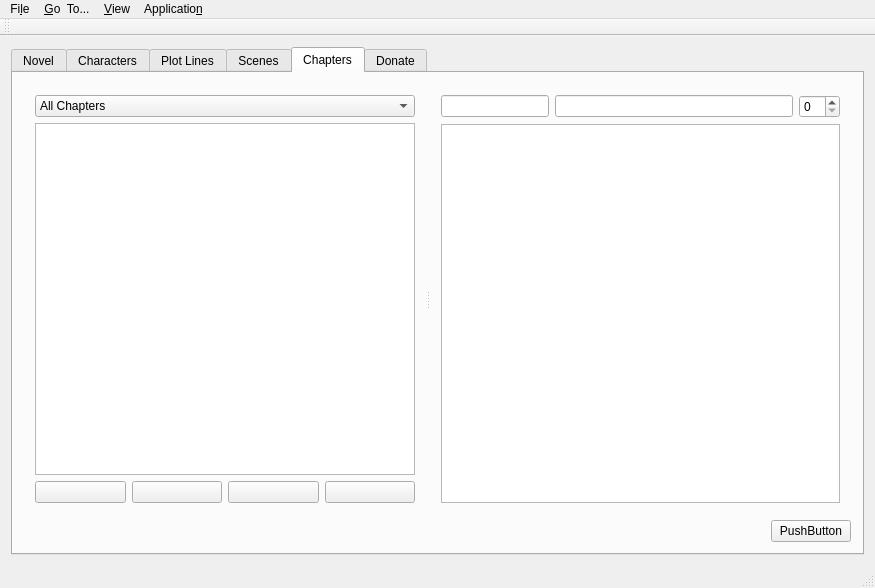
Qt form src/app/mainwindow.ui (src-r-r/plotline) before a commit.
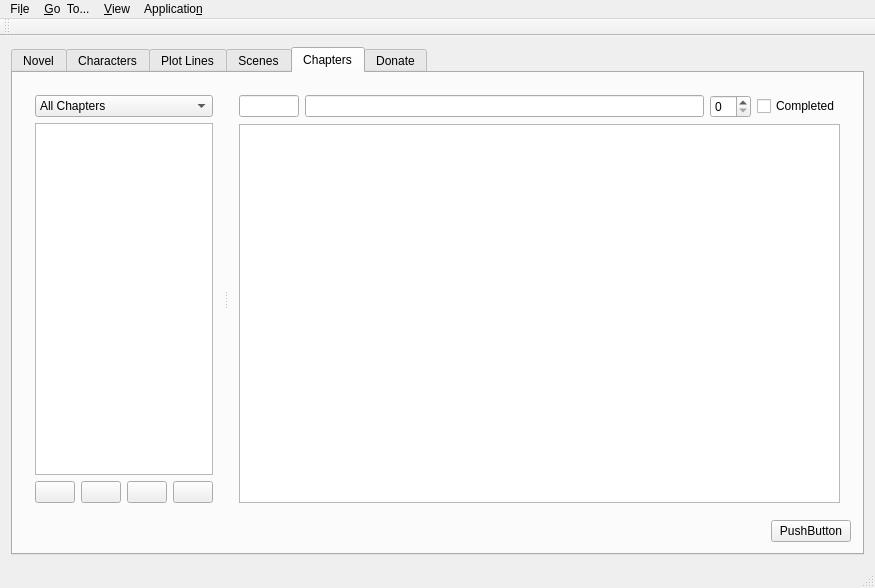
The same form after that commit. Icons and pictures are not drawn.

Commit message: Add Revision class. Write test cases for Revision.

Diff of the .ui file:
```diff
--- a/src/app/mainwindow.ui
+++ b/src/app/mainwindow.ui
@@ -801,8 +801,17 @@
             </property>
             <widget class="QWidget" name="layoutWidget">
              <layout class="QVBoxLayout" name="verticalLayout_8">
+              <property name="sizeConstraint">
+               <enum>QLayout::SetMaximumSize</enum>
+              </property>
               <item>
                <widget class="QComboBox" name="chapterFilter">
+                <property name="sizePolicy">
+                 <sizepolicy hsizetype="Preferred" vsizetype="Fixed">
+                  <horstretch>0</horstretch>
+                  <verstretch>0</verstretch>
+                 </sizepolicy>
+                </property>
                 <item>
                  <property name="text">
                   <string>All Chapters</string>
@@ -816,12 +825,28 @@
                </widget>
               </item>
               <item>
-               <widget class="QListView" name="chapterList"/>
+               <widget class="QListView" name="chapterList">
+                <property name="sizePolicy">
+                 <sizepolicy hsizetype="Maximum" vsizetype="Expanding">
+                  <horstretch>0</horstretch>
+                  <verstretch>0</verstretch>
+                 </sizepolicy>
+                </property>
+               </widget>
               </item>
               <item>
                <layout class="QHBoxLayout" name="horizontalLayout_11">
+                <property name="sizeConstraint">
+                 <enum>QLayout::SetMaximumSize</enum>
+                </property>
                 <item>
                  <widget class="QPushButton" name="addChapter">
+                  <property name="sizePolicy">
+                   <sizepolicy hsizetype="Maximum" vsizetype="Fixed">
+                    <horstretch>0</horstretch>
+                    <verstretch>0</verstretch>
+                   </sizepolicy>
+                  </property>
                   <property name="text">
                    <string/>
                   </property>
@@ -829,6 +854,12 @@
                 </item>
                 <item>
                  <widget class="QPushButton" name="archiveChapter">
+                  <property name="sizePolicy">
+                   <sizepolicy hsizetype="Maximum" vsizetype="Fixed">
+                    <horstretch>0</horstretch>
+                    <verstretch>0</verstretch>
+                   </sizepolicy>
+                  </property>
                   <property name="text">
                    <string/>
                   </property>
@@ -836,6 +867,12 @@
                 </item>
                 <item>
                  <widget class="QPushButton" name="deleteChapter">
+                  <property name="sizePolicy">
+                   <sizepolicy hsizetype="Maximum" vsizetype="Fixed">
+                    <horstretch>0</horstretch>
+                    <verstretch>0</verstretch>
+                   </sizepolicy>
+                  </property>
                   <property name="text">
                    <string/>
                   </property>
@@ -843,6 +880,12 @@
                 </item>
                 <item>
                  <widget class="QPushButton" name="assignScenes">
+                  <property name="sizePolicy">
+                   <sizepolicy hsizetype="Maximum" vsizetype="Fixed">
+                    <horstretch>0</horstretch>
+                    <verstretch>0</verstretch>
+                   </sizepolicy>
+                  </property>
                   <property name="text">
                    <string/>
                   </property>
@@ -868,6 +911,12 @@
                   <height>0</height>
                  </size>
                 </property>
+                <property name="maximumSize">
+                 <size>
+                  <width>60</width>
+                  <height>16777215</height>
+                 </size>
+                </property>
                 <property name="maxLength">
                  <number>5</number>
                 </property>
@@ -882,7 +931,14 @@
               <item row="0" column="2">
                <widget class="QSpinBox" name="chapterRevision"/>
               </item>
-              <item row="1" column="0" colspan="3">
+              <item row="0" column="3">
+               <widget class="QCheckBox" name="chapterComplete">
+                <property name="text">
+                 <string>Completed</string>
+                </property>
+               </widget>
+              </item>
+              <item row="1" column="0" colspan="4">
                <widget class="QPlainTextEdit" name="chapterContent"/>
               </item>
              </layout>
```
Left out of the diff: 45 changed lines with no effect on the pictures. The commit also changes 17 other files.
